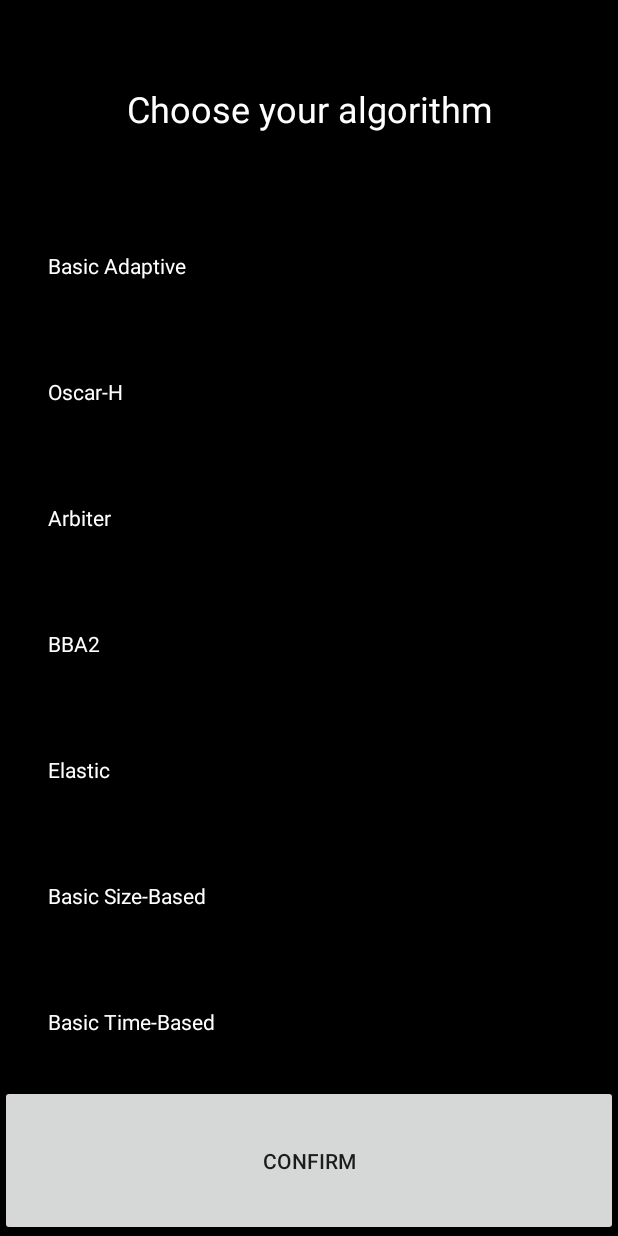
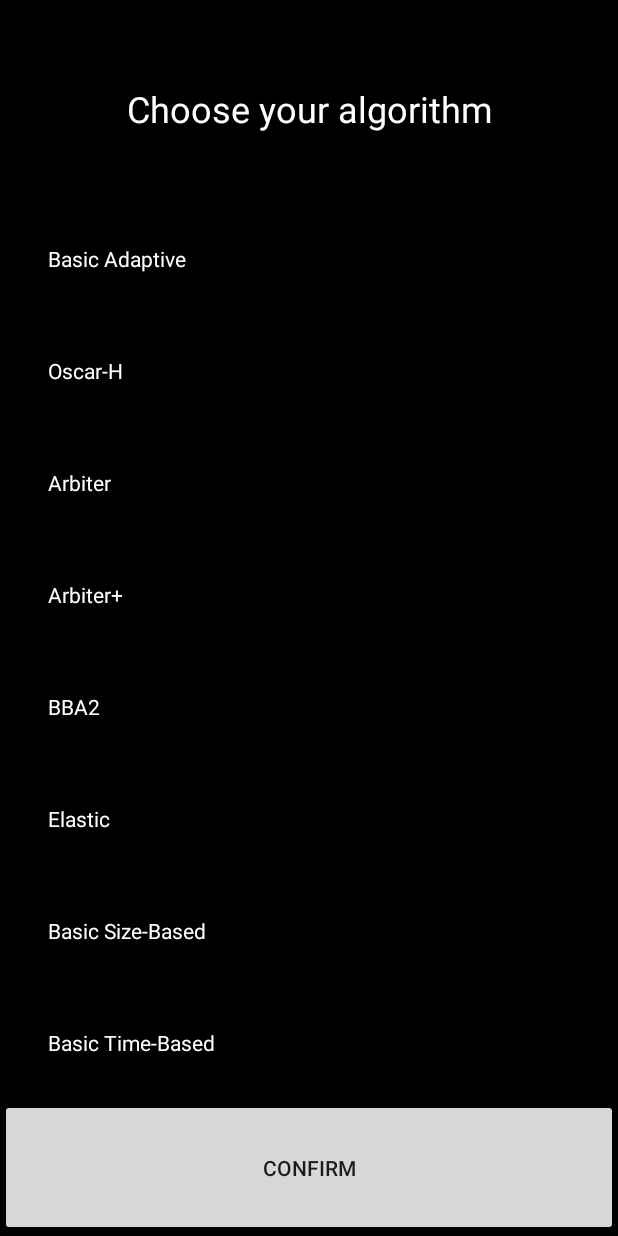
Before and after one commit to qyynuaa/MISLExoPlayer, an Android app: the screen it shows after launch (MainActivity), on a phone screen of 412 x 824 dp. Run offline under Robolectric (Android 15) with nearby library versions, the phone set to English and light mode, and no system bars.

Commit message:
Add Arbiter+ option for testing
I’ve added the ability to select the Arbiter+ algorithm for testing
from the algorithm chooser dialog.

```diff
--- a/mislplayerq/src/main/java/com/example/mislplayer/AdaptationAlgorithmType.java
+++ b/mislplayerq/src/main/java/com/example/mislplayer/AdaptationAlgorithmType.java
@@ -5,5 +5,5 @@ package com.example.mislplayer;
  */
 
 public enum AdaptationAlgorithmType {
-    BBA2, ARBITER, ELASTIC, OSCAR_H, BASIC_ADAPTIVE, BASIC_SIZE, BASIC_TIME
+    BBA2, ARBITER, ELASTIC, OSCAR_H, BASIC_ADAPTIVE, BASIC_SIZE, ARBITER_PLUS, BASIC_TIME
 }
--- a/mislplayerq/src/main/java/com/example/mislplayer/MainActivity.java
+++ b/mislplayerq/src/main/java/com/example/mislplayer/MainActivity.java
@@ -96,6 +96,9 @@ public class MainActivity extends Activity  {
             case R.id.basic_time:
                 type = AdaptationAlgorithmType.BASIC_TIME;
                 break;
+            case R.id.arbiter_plus:
+                type = AdaptationAlgorithmType.ARBITER_PLUS;
+                break;
             default:
                 throw new IllegalArgumentException(
                         "Unrecognised adaptation algorithm");
--- a/mislplayerq/src/main/res/layout/algorithm_chooser.xml
+++ b/mislplayerq/src/main/res/layout/algorithm_chooser.xml
@@ -73,6 +73,14 @@
                 android:textColor="@android:color/white" />
 
             <RadioButton
+                android:id="@+id/arbiter_plus"
+                android:layout_width="match_parent"
+                android:layout_height="wrap_content"
+                android:layout_weight="0.38"
+                android:text="Arbiter+"
+                android:textColor="@android:color/white" />
+
+            <RadioButton
                 android:id="@+id/bba2"
                 android:layout_width="match_parent"
                 android:layout_height="wrap_content"
```
Also changed, not shown: mislplayerq/src/main/java/com/example/mislplayer/PlayerActivity.java (+7 -0 lines).
